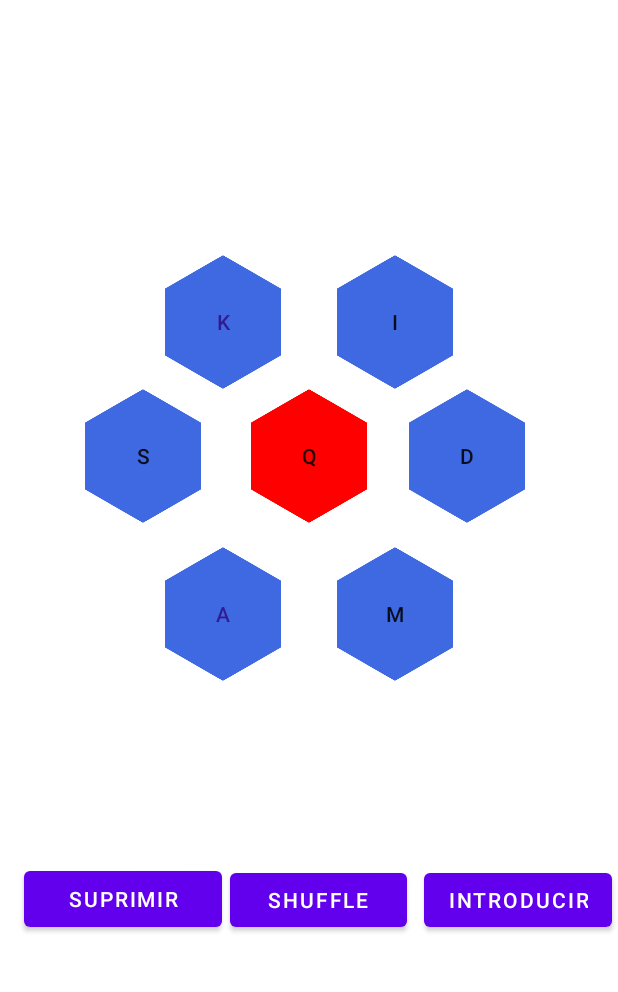
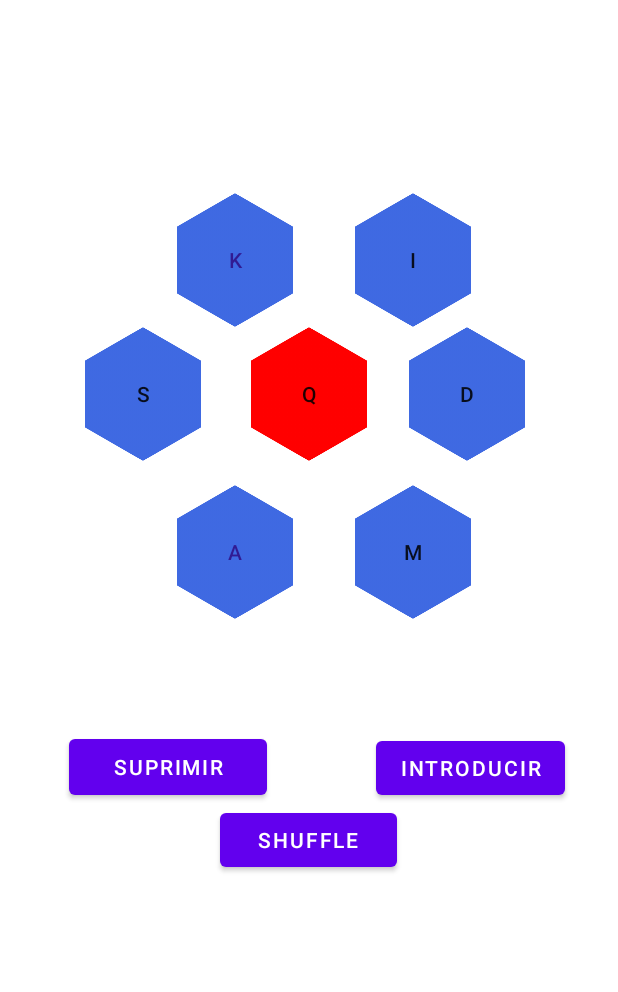
Before and after one commit to Sergimayol/Algoritmia-y-estructura-datos-II, an Android app: the screen it shows after launch (MainActivity), on a phone screen of 412 x 824 dp, the part 204-1196 px from its top. Run offline under Robolectric (Android 15) with nearby library versions, the phone set to English and light mode, and no system bars.

Commit message:
level P1 :white_check_mark:

```diff
--- a/Paraulogic/app/src/main/java/com/example/paraulogic/MainActivity.java
+++ b/Paraulogic/app/src/main/java/com/example/paraulogic/MainActivity.java
@@ -9,6 +9,7 @@ import android.widget.Button;
 import android.widget.TextView;
 
 import java.util.ArrayList;
+import java.util.Collections;
 import java.util.Iterator;
 import java.util.Random;
 
@@ -18,6 +19,7 @@ public class MainActivity extends AppCompatActivity implements View.OnClickListe
     private char[] listaLetras;
     private UnsortedArraySet<Character> conjuntoLetras;
     private BSTMapping<String, Integer> mapping;
+    private ArrayList<String> clavesMapping;
 
     @Override
     protected void onCreate(Bundle savedInstanceState) {
@@ -43,6 +45,7 @@ public class MainActivity extends AppCompatActivity implements View.OnClickListe
         button.setOnClickListener(this);
         this.mapping = new BSTMapping();
         this.listaLetras = new char[7];
+        this.clavesMapping = new ArrayList<>();
         configLetters();
     }
 
@@ -52,29 +55,49 @@ public class MainActivity extends AppCompatActivity implements View.OnClickListe
         boolean clear = false;
         int id = view.getId();
         if (id == R.id.suprimir) {
-            texto = " ";
+            TextView res = (TextView) findViewById(R.id.displayletras);
+            StringBuilder str = new StringBuilder(res.getText().toString());
+            str.deleteCharAt(str.length() - 1);
+            texto = str.toString();
             clear = true;
         } else if (id == R.id.shuffle) {
             shuffleLetters();
         } else if (id == R.id.introducir) {
-            TextView res = (TextView) findViewById(id);
+            TextView res = (TextView) findViewById(R.id.displayletras);
             String pal = res.getText().toString();
-            //Min 3 letras
-            //Contener letra principal
-            char aux = this.listaLetras[0];
+            String aux = String.valueOf(this.listaLetras[0]);
+            //Min 3 letras y Contener letra principal
             if ((pal.length() >= 3) && pal.contains(aux)) {
                 Integer val = this.mapping.get(pal);
                 if (val == null) {
                     this.mapping.put(pal, 1);
+                    this.clavesMapping.add(pal);
+                    Collections.sort(this.clavesMapping);
                 } else {
                     this.mapping.put(pal, val + 1);
                 }
+                updateDisplayWords();
+                texto = " ";
             }
         } else {
             Button button = (Button) findViewById(id);
             texto = button.getText().toString();
         }
         changeTextViewText(texto, R.id.displayletras, clear);
+    }
+
+    private void updateDisplayWords() {
+        StringBuilder res = new StringBuilder("Has encontrado ");
+        res.append(this.clavesMapping.size());
+        res.append(" palabras: ");
+        for (int i = 0; i < this.clavesMapping.size(); i++) {
+            res.append(this.clavesMapping.get(i));
+            res.append("(");
+            res.append(this.mapping.get(this.clavesMapping.get(i)));
+            res.append("), ");
+        }
+        res.deleteCharAt(res.length() - 1);
+        changeTextViewText(res.toString(), R.id.palEncontradas, true);
     }
 
     private void changeTextViewText(String s, int i, boolean clear) {
--- a/Paraulogic/app/src/main/res/layout/activity_main.xml
+++ b/Paraulogic/app/src/main/res/layout/activity_main.xml
@@ -32,15 +32,25 @@
         app:layout_constraintTop_toBottomOf="@+id/tituloPraulogic" />
 
     <Button
+        android:id="@+id/introducir"
+        android:layout_width="126dp"
+        android:layout_height="48dp"
+        android:layout_marginBottom="152dp"
+        android:text="@string/Introducir"
+        app:layout_constraintBottom_toBottomOf="parent"
+        app:layout_constraintEnd_toEndOf="parent"
+        app:layout_constraintHorizontal_bias="0.877"
+        app:layout_constraintStart_toStartOf="parent" />
+
+    <Button
         android:id="@+id/suprimir"
         android:layout_width="132dp"
         android:layout_height="49dp"
-        android:layout_marginStart="16dp"
-        android:layout_marginBottom="64dp"
+        android:layout_marginBottom="152dp"
         android:text="@string/suprimir"
         app:layout_constraintBottom_toBottomOf="parent"
-        app:layout_constraintEnd_toStartOf="@+id/shuffle"
-        app:layout_constraintHorizontal_bias="0.0"
+        app:layout_constraintEnd_toEndOf="parent"
+        app:layout_constraintHorizontal_bias="0.164"
         app:layout_constraintStart_toStartOf="parent" />
 
     <Button
@@ -48,52 +58,24 @@
         android:layout_width="118dp"
         android:layout_height="48dp"
         android:layout_marginEnd="8dp"
-        android:layout_marginBottom="64dp"
+        android:layout_marginBottom="104dp"
         android:text="@string/shuffle"
         app:layout_constraintBottom_toBottomOf="parent"
         app:layout_constraintEnd_toEndOf="parent"
-        app:layout_constraintHorizontal_bias="0.536"
+        app:layout_constraintHorizontal_bias="0.512"
         app:layout_constraintStart_toStartOf="parent" />
 
     <android.widget.Button
-        android:id="@+id/letra3"
+        android:id="@+id/letra4"
         android:layout_width="89dp"
         android:layout_height="89dp"
-        android:layout_marginStart="104dp"
+        android:layout_marginEnd="92dp"
         android:background="@drawable/hexagonoazulfuerte1"
         android:text="@string/espacio"
-        android:textColor="#311B92"
         app:layout_constraintBottom_toTopOf="@+id/letraObligatoria"
-        app:layout_constraintStart_toStartOf="parent"
+        app:layout_constraintEnd_toEndOf="parent"
         app:layout_constraintTop_toTopOf="parent"
         app:layout_constraintVertical_bias="1.0" />
-
-    <android.widget.Button
-        android:id="@+id/letra5"
-        android:layout_width="89dp"
-        android:layout_height="89dp"
-        android:layout_marginStart="104dp"
-        android:layout_marginTop="16dp"
-        android:layout_marginBottom="16dp"
-        android:background="@drawable/hexagonoazulfuerte1"
-        android:text="@string/espacio"
-        android:textColor="#311B92"
-        app:layout_constraintBottom_toBottomOf="parent"
-        app:layout_constraintStart_toStartOf="parent"
-        app:layout_constraintTop_toBottomOf="@+id/letraObligatoria"
-        app:layout_constraintVertical_bias="0.0" />
-
-    <android.widget.Button
-        android:id="@+id/letra6"
-        android:layout_width="89dp"
-        android:layout_height="89dp"
-        android:background="@drawable/hexagonoazulfuerte1"
-        android:text="@string/espacio"
-        app:layout_constraintBottom_toBottomOf="parent"
-        app:layout_constraintEnd_toStartOf="@+id/letraObligatoria"
-        app:layout_constraintHorizontal_bias="0.708"
-        app:layout_constraintStart_toStartOf="parent"
-        app:layout_constraintTop_toTopOf="parent" />
 
     <android.widget.Button
         android:id="@+id/letra2"
@@ -107,21 +89,21 @@
         app:layout_constraintEnd_toEndOf="parent"
         app:layout_constraintHorizontal_bias="0.0"
         app:layout_constraintStart_toEndOf="@+id/letraObligatoria"
-        app:layout_constraintTop_toTopOf="parent" />
+        app:layout_constraintTop_toTopOf="parent"
+        app:layout_constraintVertical_bias="0.439" />
 
     <android.widget.Button
-        android:id="@+id/letra1"
+        android:id="@+id/letra6"
         android:layout_width="89dp"
         android:layout_height="89dp"
-        android:layout_marginTop="16dp"
-        android:layout_marginEnd="104dp"
-        android:layout_marginBottom="16dp"
         android:background="@drawable/hexagonoazulfuerte1"
         android:text="@string/espacio"
         app:layout_constraintBottom_toBottomOf="parent"
-        app:layout_constraintEnd_toEndOf="parent"
-        app:layout_constraintTop_toBottomOf="@+id/letraObligatoria"
-        app:layout_constraintVertical_bias="0.0" />
+        app:layout_constraintEnd_toStartOf="@+id/letraObligatoria"
+        app:layout_constraintHorizontal_bias="0.708"
+        app:layout_constraintStart_toStartOf="parent"
+        app:layout_constraintTop_toTopOf="parent"
+        app:layout_constraintVertical_bias="0.439" />
 
     <android.widget.Button
         android:id="@+id/letraObligatoria"
@@ -133,28 +115,60 @@
         app:layout_constraintBottom_toBottomOf="parent"
         app:layout_constraintEnd_toEndOf="parent"
         app:layout_constraintStart_toStartOf="parent"
-        app:layout_constraintTop_toTopOf="parent" />
+        app:layout_constraintTop_toTopOf="parent"
+        app:layout_constraintVertical_bias="0.439" />
 
     <android.widget.Button
-        android:id="@+id/letra4"
+        android:id="@+id/letra5"
         android:layout_width="89dp"
         android:layout_height="89dp"
-        android:layout_marginEnd="104dp"
+        android:layout_marginStart="112dp"
+        android:layout_marginTop="16dp"
+        android:layout_marginBottom="16dp"
         android:background="@drawable/hexagonoazulfuerte1"
         android:text="@string/espacio"
+        android:textColor="#311B92"
+        app:layout_constraintBottom_toBottomOf="parent"
+        app:layout_constraintStart_toStartOf="parent"
+        app:layout_constraintTop_toBottomOf="@+id/letraObligatoria"
+        app:layout_constraintVertical_bias="0.0" />
+
+    <android.widget.Button
+        android:id="@+id/letra1"
+        android:layout_width="89dp"
+        android:layout_height="89dp"
+        android:layout_marginTop="16dp"
+        android:layout_marginEnd="92dp"
+        android:layout_marginBottom="16dp"
+        android:background="@drawable/hexagonoazulfuerte1"
+        android:text="@string/espacio"
+        app:layout_constraintBottom_toBottomOf="parent"
+        app:layout_constraintEnd_toEndOf="parent"
+        app:layout_constraintTop_toBottomOf="@+id/letraObligatoria"
+        app:layout_constraintVertical_bias="0.0" />
+
+    <android.widget.Button
+        android:id="@+id/letra3"
+        android:layout_width="89dp"
+        android:layout_height="89dp"
+        android:layout_marginStart="112dp"
+        android:background="@drawable/hexagonoazulfuerte1"
+        android:text="@string/espacio"
+        android:textColor="#311B92"
         app:layout_constraintBottom_toTopOf="@+id/letraObligatoria"
-        app:layout_constraintEnd_toEndOf="parent"
+        app:layout_constraintStart_toStartOf="parent"
         app:layout_constraintTop_toTopOf="parent"
         app:layout_constraintVertical_bias="1.0" />
 
-    <Button
-        android:id="@+id/introducir"
-        android:layout_width="wrap_content"
-        android:layout_height="wrap_content"
-        android:layout_marginEnd="4dp"
-        android:layout_marginBottom="64dp"
-        android:text="@string/Introducir"
+    <TextView
+        android:id="@+id/palEncontradas"
+        android:layout_width="320dp"
+        android:layout_height="69dp"
+        android:layout_marginBottom="32dp"
+        android:text="@string/espacio"
         app:layout_constraintBottom_toBottomOf="parent"
-        app:layout_constraintEnd_toEndOf="parent" />
+        app:layout_constraintEnd_toEndOf="parent"
+        app:layout_constraintHorizontal_bias="0.494"
+        app:layout_constraintStart_toStartOf="parent" />
 
 </androidx.constraintlayout.widget.ConstraintLayout>
```
Also changed, not shown: Paraulogic/app/src/main/res/drawable/logo.png (added).
